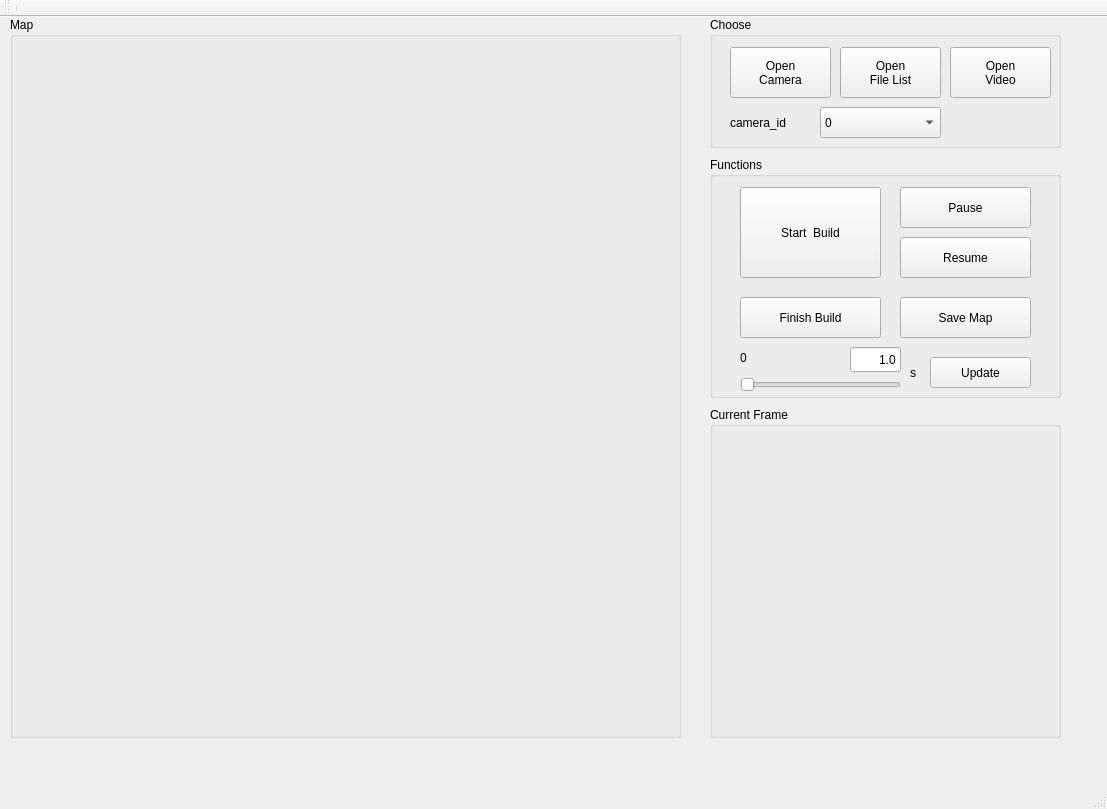
Before: the Qt Designer form Map2d/mainwindow.ui in yfji/RealtimeMap2d, drawn with Qt 5.
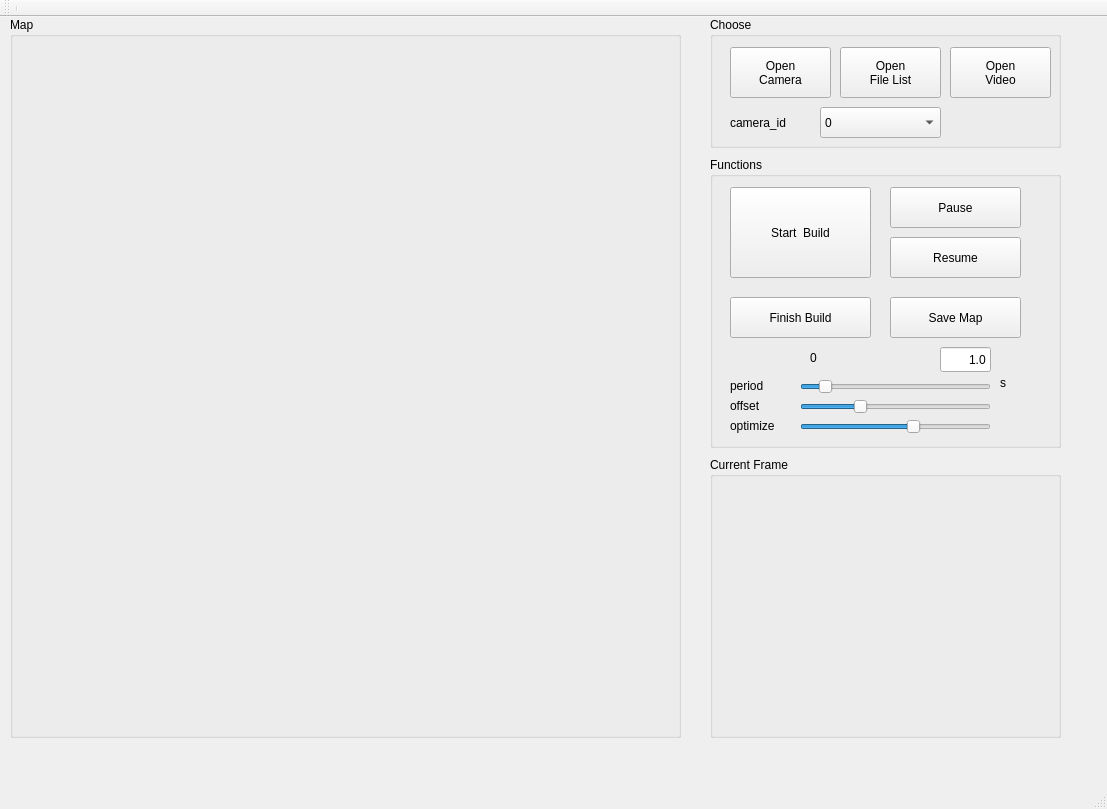
After: the same form once the commit is applied.

Patch:
```diff
--- a/Map2d/mainwindow.ui
+++ b/Map2d/mainwindow.ui
@@ -139,7 +139,7 @@
       <x>710</x>
       <y>140</y>
       <width>351</width>
-      <height>241</height>
+      <height>291</height>
      </rect>
     </property>
     <property name="inputMethodHints">
@@ -151,7 +151,7 @@
     <widget class="QPushButton" name="btn_start">
      <property name="geometry">
       <rect>
-       <x>30</x>
+       <x>20</x>
        <y>30</y>
        <width>141</width>
        <height>91</height>
@@ -164,7 +164,7 @@
     <widget class="QPushButton" name="btn_pause">
      <property name="geometry">
       <rect>
-       <x>190</x>
+       <x>180</x>
        <y>30</y>
        <width>131</width>
        <height>41</height>
@@ -177,7 +177,7 @@
     <widget class="QPushButton" name="btn_resume">
      <property name="geometry">
       <rect>
-       <x>190</x>
+       <x>180</x>
        <y>80</y>
        <width>131</width>
        <height>41</height>
@@ -190,7 +190,7 @@
     <widget class="QPushButton" name="btn_finish">
      <property name="geometry">
       <rect>
-       <x>30</x>
+       <x>20</x>
        <y>140</y>
        <width>141</width>
        <height>41</height>
@@ -203,7 +203,7 @@
     <widget class="QPushButton" name="btn_save">
      <property name="geometry">
       <rect>
-       <x>190</x>
+       <x>180</x>
        <y>140</y>
        <width>131</width>
        <height>41</height>
@@ -216,38 +216,31 @@
     <widget class="QLabel" name="label_2">
      <property name="geometry">
       <rect>
-       <x>200</x>
-       <y>200</y>
-       <width>16</width>
-       <height>31</height>
+       <x>290</x>
+       <y>216</y>
+       <width>20</width>
+       <height>20</height>
       </rect>
      </property>
      <property name="text">
       <string>s</string>
      </property>
     </widget>
-    <widget class="QPushButton" name="btn_update_period">
-     <property name="geometry">
-      <rect>
-       <x>220</x>
-       <y>200</y>
-       <width>101</width>
-       <height>31</height>
-      </rect>
-     </property>
-     <property name="text">
-      <string>Update</string>
-     </property>
-    </widget>
     <widget class="QSlider" name="slide_period">
      <property name="geometry">
       <rect>
-       <x>30</x>
+       <x>90</x>
        <y>220</y>
-       <width>161</width>
-       <height>16</height>
+       <width>191</width>
+       <height>20</height>
       </rect>
      </property>
+     <property name="maximum">
+      <number>100</number>
+     </property>
+     <property name="value">
+      <number>10</number>
+     </property>
      <property name="orientation">
       <enum>Qt::Horizontal</enum>
      </property>
@@ -255,7 +248,7 @@
     <widget class="QLabel" name="label">
      <property name="geometry">
       <rect>
-       <x>30</x>
+       <x>100</x>
        <y>190</y>
        <width>16</width>
        <height>21</height>
@@ -268,7 +261,7 @@
     <widget class="QLineEdit" name="txt_max_time">
      <property name="geometry">
       <rect>
-       <x>140</x>
+       <x>230</x>
        <y>190</y>
        <width>51</width>
        <height>25</height>
@@ -284,7 +277,7 @@
     <widget class="QLabel" name="txt_cur_time">
      <property name="geometry">
       <rect>
-       <x>60</x>
+       <x>130</x>
        <y>190</y>
        <width>61</width>
        <height>21</height>
@@ -294,14 +287,117 @@
       <string/>
      </property>
     </widget>
+    <widget class="QSlider" name="slide_offset">
+     <property name="geometry">
+      <rect>
+       <x>90</x>
+       <y>240</y>
+       <width>191</width>
+       <height>20</height>
+      </rect>
+     </property>
+     <property name="maximum">
+      <number>100</number>
+     </property>
+     <property name="value">
+      <number>30</number>
+     </property>
+     <property name="orientation">
+      <enum>Qt::Horizontal</enum>
+     </property>
+    </widget>
+    <widget class="QSlider" name="slide_optim">
+     <property name="geometry">
+      <rect>
+       <x>90</x>
+       <y>260</y>
+       <width>191</width>
+       <height>20</height>
+      </rect>
+     </property>
+     <property name="maximum">
+      <number>100</number>
+     </property>
+     <property name="value">
+      <number>60</number>
+     </property>
+     <property name="orientation">
+      <enum>Qt::Horizontal</enum>
+     </property>
+    </widget>
+    <widget class="QLabel" name="txt_offset">
+     <property name="geometry">
+      <rect>
+       <x>290</x>
+       <y>240</y>
+       <width>51</width>
+       <height>17</height>
+      </rect>
+     </property>
+     <property name="text">
+      <string/>
+     </property>
+    </widget>
+    <widget class="QLabel" name="txt_optim">
+     <property name="geometry">
+      <rect>
+       <x>290</x>
+       <y>260</y>
+       <width>51</width>
+       <height>17</height>
+      </rect>
+     </property>
+     <property name="text">
+      <string/>
+     </property>
+    </widget>
+    <widget class="QLabel" name="label_4">
+     <property name="geometry">
+      <rect>
+       <x>20</x>
+       <y>220</y>
+       <width>67</width>
+       <height>17</height>
+      </rect>
+     </property>
+     <property name="text">
+      <string>period</string>
+     </property>
+    </widget>
+    <widget class="QLabel" name="label_5">
+     <property name="geometry">
+      <rect>
+       <x>20</x>
+       <y>240</y>
+       <width>67</width>
+       <height>17</height>
+      </rect>
+     </property>
+     <property name="text">
+      <string>offset</string>
+     </property>
+    </widget>
+    <widget class="QLabel" name="label_6">
+     <property name="geometry">
+      <rect>
+       <x>20</x>
+       <y>260</y>
+       <width>67</width>
+       <height>17</height>
+      </rect>
+     </property>
+     <property name="text">
+      <string>optimize</string>
+     </property>
+    </widget>
    </widget>
    <widget class="QGroupBox" name="groupBox_4">
     <property name="geometry">
      <rect>
       <x>710</x>
-      <y>390</y>
+      <y>440</y>
       <width>351</width>
-      <height>331</height>
+      <height>281</height>
      </rect>
     </property>
     <property name="title">
@@ -313,7 +409,7 @@
        <x>20</x>
        <y>30</y>
        <width>311</width>
-       <height>280</height>
+       <height>231</height>
       </rect>
      </property>
      <property name="text">
```
